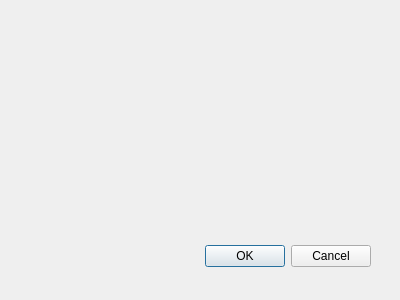
This is get_elevation_dialog_base.ui in QgisPlugins/GetElevation as Qt 5 draws it before an edit. The edited form follows.
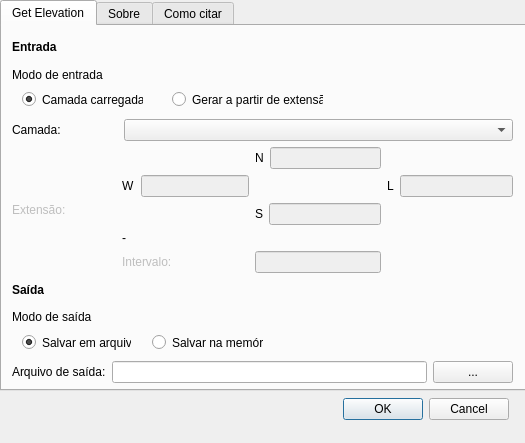
This is the edited form. Icons and pictures are not drawn.

```diff
--- a/get_elevation_dialog_base.ui
+++ b/get_elevation_dialog_base.ui
@@ -1,27 +1,510 @@
 <ui version="4.0" >
  <class>GetElevationDialogBase</class>
- <widget class="QDialog" name="GetElevationDialogBase" >
-  <property name="geometry" >
+ <widget class="QDialog" name="GetElevationDialogBase">
+  <property name="geometry">
    <rect>
     <x>0</x>
     <y>0</y>
-    <width>400</width>
-    <height>300</height>
+    <width>525</width>
+    <height>443</height>
    </rect>
   </property>
-  <property name="windowTitle" >
+  <property name="sizePolicy">
+   <sizepolicy hsizetype="Expanding" vsizetype="Expanding">
+    <horstretch>0</horstretch>
+    <verstretch>0</verstretch>
+   </sizepolicy>
+  </property>
+  <property name="minimumSize">
+   <size>
+    <width>525</width>
+    <height>443</height>
+   </size>
+  </property>
+  <property name="maximumSize">
+   <size>
+    <width>525</width>
+    <height>443</height>
+   </size>
+  </property>
+  <property name="windowTitle">
    <string>Get Elevation</string>
   </property>
-  <widget class="QDialogButtonBox" name="button_box" >
-   <property name="geometry" >
+  <property name="sizeGripEnabled">
+   <bool>false</bool>
+  </property>
+  <property name="modal">
+   <bool>false</bool>
+  </property>
+  <widget class="QTabWidget" name="tabWidget">
+   <property name="geometry">
     <rect>
-     <x>30</x>
-     <y>240</y>
-     <width>341</width>
-     <height>32</height>
+     <x>0</x>
+     <y>0</y>
+     <width>531</width>
+     <height>391</height>
     </rect>
    </property>
-   <property name="orientation" >
+   <property name="autoFillBackground">
+    <bool>false</bool>
+   </property>
+   <property name="styleSheet">
+    <string notr="true"/>
+   </property>
+   <property name="currentIndex">
+    <number>0</number>
+   </property>
+   <widget class="QWidget" name="tab">
+    <property name="styleSheet">
+     <string notr="true"/>
+    </property>
+    <attribute name="title">
+     <string>Get Elevation</string>
+    </attribute>
+    <widget class="QWidget" name="verticalLayoutWidget">
+     <property name="geometry">
+      <rect>
+       <x>10</x>
+       <y>10</y>
+       <width>501</width>
+       <height>347</height>
+      </rect>
+     </property>
+     <layout class="QVBoxLayout" name="verticalLayout_2">
+      <item>
+       <widget class="QLabel" name="label_input_title">
+        <property name="font">
+         <font>
+          <weight>75</weight>
+          <bold>true</bold>
+         </font>
+        </property>
+        <property name="text">
+         <string>Entrada</string>
+        </property>
+       </widget>
+      </item>
+      <item>
+       <widget class="QLabel" name="label_input_mode">
+        <property name="text">
+         <string>Modo de entrada</string>
+        </property>
+       </widget>
+      </item>
+      <item>
+       <widget class="QGroupBox" name="groupBox_2">
+        <property name="minimumSize">
+         <size>
+          <width>0</width>
+          <height>20</height>
+         </size>
+        </property>
+        <property name="styleSheet">
+         <string notr="true">border:none;</string>
+        </property>
+        <property name="title">
+         <string/>
+        </property>
+        <widget class="QRadioButton" name="layerInputMode">
+         <property name="geometry">
+          <rect>
+           <x>10</x>
+           <y>0</y>
+           <width>121</width>
+           <height>17</height>
+          </rect>
+         </property>
+         <property name="text">
+          <string comment="abb">Camada carregada</string>
+         </property>
+         <property name="shortcut">
+          <string/>
+         </property>
+         <property name="checked">
+          <bool>true</bool>
+         </property>
+        </widget>
+        <widget class="QRadioButton" name="extentInputMode">
+         <property name="geometry">
+          <rect>
+           <x>160</x>
+           <y>0</y>
+           <width>151</width>
+           <height>17</height>
+          </rect>
+         </property>
+         <property name="text">
+          <string comment="abb">Gerar a partir de extensão</string>
+         </property>
+         <property name="shortcut">
+          <string/>
+         </property>
+        </widget>
+       </widget>
+      </item>
+      <item>
+       <layout class="QHBoxLayout" name="horizontalLayout_3">
+        <item>
+         <widget class="QLabel" name="labelLayer">
+          <property name="enabled">
+           <bool>true</bool>
+          </property>
+          <property name="sizePolicy">
+           <sizepolicy hsizetype="Maximum" vsizetype="Preferred">
+            <horstretch>0</horstretch>
+            <verstretch>0</verstretch>
+           </sizepolicy>
+          </property>
+          <property name="text">
+           <string>Camada:                 </string>
+          </property>
+         </widget>
+        </item>
+        <item>
+         <widget class="QComboBox" name="layersInput">
+          <property name="enabled">
+           <bool>true</bool>
+          </property>
+          <property name="sizePolicy">
+           <sizepolicy hsizetype="Minimum" vsizetype="Fixed">
+            <horstretch>0</horstretch>
+            <verstretch>0</verstretch>
+           </sizepolicy>
+          </property>
+         </widget>
+        </item>
+       </layout>
+      </item>
+      <item>
+       <layout class="QHBoxLayout" name="horizontalLayout_4">
+        <item>
+         <widget class="QLabel" name="labelExtent">
+          <property name="enabled">
+           <bool>false</bool>
+          </property>
+          <property name="text">
+           <string>Extensão:               </string>
+          </property>
+         </widget>
+        </item>
+        <item>
+         <layout class="QGridLayout" name="gridLayout">
+          <item row="0" column="1">
+           <layout class="QHBoxLayout" name="horizontalLayout_7">
+            <item>
+             <widget class="QLabel" name="labelExtentN">
+              <property name="text">
+               <string>N</string>
+              </property>
+             </widget>
+            </item>
+            <item>
+             <widget class="QLineEdit" name="extentInputN">
+              <property name="enabled">
+               <bool>false</bool>
+              </property>
+             </widget>
+            </item>
+           </layout>
+          </item>
+          <item row="1" column="2">
+           <layout class="QHBoxLayout" name="horizontalLayout_9">
+            <item>
+             <widget class="QLabel" name="labelExtentL">
+              <property name="text">
+               <string>L</string>
+              </property>
+             </widget>
+            </item>
+            <item>
+             <widget class="QLineEdit" name="extentInputL">
+              <property name="enabled">
+               <bool>false</bool>
+              </property>
+             </widget>
+            </item>
+           </layout>
+          </item>
+          <item row="2" column="1">
+           <layout class="QHBoxLayout" name="horizontalLayout_8">
+            <item>
+             <widget class="QLabel" name="labelExtentS">
+              <property name="text">
+               <string>S</string>
+              </property>
+             </widget>
+            </item>
+            <item>
+             <widget class="QLineEdit" name="extentInputS">
+              <property name="enabled">
+               <bool>false</bool>
+              </property>
+             </widget>
+            </item>
+           </layout>
+          </item>
+          <item row="1" column="0">
+           <layout class="QHBoxLayout" name="horizontalLayout_10">
+            <item>
+             <widget class="QLabel" name="labelExtentW">
+              <property name="text">
+               <string>W</string>
+              </property>
+             </widget>
+            </item>
+            <item>
+             <widget class="QLineEdit" name="extentInputW">
+              <property name="enabled">
+               <bool>false</bool>
+              </property>
+             </widget>
+            </item>
+           </layout>
+          </item>
+          <item row="3" column="0">
+           <widget class="QLabel" name="label_2">
+            <property name="text">
+             <string>-</string>
+            </property>
+           </widget>
+          </item>
+          <item row="4" column="0">
+           <widget class="QLabel" name="labelExtentInterval">
+            <property name="enabled">
+             <bool>false</bool>
+            </property>
+            <property name="text">
+             <string>Intervalo:</string>
+            </property>
+           </widget>
+          </item>
+          <item row="4" column="1">
+           <widget class="QLineEdit" name="extentInputInterval">
+            <property name="enabled">
+             <bool>false</bool>
+            </property>
+           </widget>
+          </item>
+         </layout>
+        </item>
+       </layout>
+      </item>
+      <item>
+       <widget class="QLabel" name="label_output_title">
+        <property name="font">
+         <font>
+          <weight>75</weight>
+          <bold>true</bold>
+         </font>
+        </property>
+        <property name="text">
+         <string>Saída</string>
+        </property>
+       </widget>
+      </item>
+      <item>
+       <widget class="QLabel" name="label_output_mode">
+        <property name="text">
+         <string>Modo de saída</string>
+        </property>
+       </widget>
+      </item>
+      <item>
+       <widget class="QGroupBox" name="groupBox">
+        <property name="minimumSize">
+         <size>
+          <width>0</width>
+          <height>20</height>
+         </size>
+        </property>
+        <property name="styleSheet">
+         <string notr="true">border: none;</string>
+        </property>
+        <property name="title">
+         <string/>
+        </property>
+        <property name="flat">
+         <bool>false</bool>
+        </property>
+        <property name="checkable">
+         <bool>false</bool>
+        </property>
+        <widget class="QRadioButton" name="memoryOutput">
+         <property name="geometry">
+          <rect>
+           <x>140</x>
+           <y>0</y>
+           <width>111</width>
+           <height>17</height>
+          </rect>
+         </property>
+         <property name="sizePolicy">
+          <sizepolicy hsizetype="Fixed" vsizetype="Fixed">
+           <horstretch>0</horstretch>
+           <verstretch>0</verstretch>
+          </sizepolicy>
+         </property>
+         <property name="text">
+          <string comment="rss">Salvar na memória</string>
+         </property>
+         <property name="shortcut">
+          <string/>
+         </property>
+         <property name="checkable">
+          <bool>true</bool>
+         </property>
+         <property name="checked">
+          <bool>false</bool>
+         </property>
+        </widget>
+        <widget class="QRadioButton" name="fileOutput">
+         <property name="geometry">
+          <rect>
+           <x>10</x>
+           <y>0</y>
+           <width>109</width>
+           <height>17</height>
+          </rect>
+         </property>
+         <property name="sizePolicy">
+          <sizepolicy hsizetype="Fixed" vsizetype="Fixed">
+           <horstretch>0</horstretch>
+           <verstretch>0</verstretch>
+          </sizepolicy>
+         </property>
+         <property name="text">
+          <string comment="rss">Salvar em arquivo</string>
+         </property>
+         <property name="shortcut">
+          <string/>
+         </property>
+         <property name="checked">
+          <bool>true</bool>
+         </property>
+        </widget>
+       </widget>
+      </item>
+      <item>
+       <layout class="QHBoxLayout" name="horizontalLayout_11">
+        <item>
+         <widget class="QLabel" name="labelOutputFileName">
+          <property name="text">
+           <string>Arquivo de saída:</string>
+          </property>
+         </widget>
+        </item>
+        <item>
+         <widget class="QLineEdit" name="outputFileName">
+          <property name="enabled">
+           <bool>true</bool>
+          </property>
+         </widget>
+        </item>
+        <item>
+         <widget class="QPushButton" name="outputSelectFileName">
+          <property name="enabled">
+           <bool>true</bool>
+          </property>
+          <property name="sizePolicy">
+           <sizepolicy hsizetype="Minimum" vsizetype="Fixed">
+            <horstretch>0</horstretch>
+            <verstretch>0</verstretch>
+           </sizepolicy>
+          </property>
+          <property name="text">
+           <string>...</string>
+          </property>
+         </widget>
+        </item>
+       </layout>
+      </item>
+     </layout>
+    </widget>
+   </widget>
+   <widget class="QWidget" name="tab_2">
+    <attribute name="title">
+     <string>Sobre</string>
+    </attribute>
+    <widget class="QLabel" name="label_description">
+     <property name="geometry">
+      <rect>
+       <x>10</x>
+       <y>10</y>
+       <width>489</width>
+       <height>381</height>
+      </rect>
+     </property>
+     <property name="text">
+      <string>&lt;html&gt;&lt;head/&gt;&lt;body&gt;&lt;p align=&quot;justify&quot;&gt;&lt;span style=&quot; font-size:7pt;&quot;&gt;Esse plugin foi desenvolvido por Sousa et al. (2018) &lt;/span&gt;&lt;span style=&quot; font-family:'-apple-system,BlinkMacSystemFont,Segoe UI,Helvetica,Arial,sans-serif,Apple Color Emoji,Segoe UI Emoji,Segoe UI Symbol'; font-size:7pt; color:#24292e; background-color:#ffffff;&quot;&gt;para obtenção de dados de elevação da API Google Maps&lt;/span&gt;&lt;span style=&quot; font-size:7pt;&quot;&gt;. A documentação e o código fonte do plugin pode ser encontrada em &lt;/span&gt;&lt;a href=&quot;https://github.com/QgisPlugins/GetElevation&quot;&gt;&lt;span style=&quot; text-decoration: underline; color:#0000ff;&quot;&gt;https://github.com/QgisPlugins/GetElevation&lt;/span&gt;&lt;/a&gt;&lt;span style=&quot; font-size:7pt;&quot;&gt;.&lt;/span&gt;&lt;/p&gt;&lt;p align=&quot;justify&quot;&gt;&lt;span style=&quot; font-size:7pt; font-weight:600;&quot;&gt;Autor:&lt;/span&gt;&lt;/p&gt;&lt;p align=&quot;justify&quot;&gt;&lt;span style=&quot; font-size:7pt;&quot;&gt;Francisco Rodrigo Cunha de Sousa&lt;/span&gt;&lt;/p&gt;&lt;p align=&quot;justify&quot;&gt;&lt;span style=&quot; font-size:7pt; font-weight:600;&quot;&gt;Contato para suporte:&lt;/span&gt;&lt;/p&gt;&lt;p align=&quot;justify&quot;&gt;&lt;a href=&quot;rodrigofrcs@hotmail.com&quot;&gt;&lt;span style=&quot; text-decoration: underline; color:#0000ff;&quot;&gt;rodrigofrcs@hotmail.com&lt;/span&gt;&lt;/a&gt;&lt;/p&gt;&lt;p align=&quot;justify&quot;&gt;&lt;span style=&quot; font-size:7pt; font-weight:600;&quot;&gt;Repositório:&lt;/span&gt;&lt;/p&gt;&lt;p align=&quot;justify&quot;&gt;&lt;a href=&quot;https://github.com/QgisPlugins/GetElevation&quot;&gt;&lt;span style=&quot; text-decoration: underline; color:#0000ff;&quot;&gt;https://github.com/QgisPlugins/GetElevation&lt;/span&gt;&lt;/a&gt;&lt;/p&gt;&lt;p&gt;&lt;span style=&quot; font-weight:600;&quot;&gt;Fonte dos dados de elevação:&lt;/span&gt;&lt;/p&gt;&lt;p&gt;&lt;a href=&quot;http://maps.googleapis.com&quot;&gt;&lt;span style=&quot; text-decoration: underline; color:#0000ff;&quot;&gt;http://maps.googleapis.com&lt;/span&gt;&lt;/a&gt;&lt;br/&gt;&lt;/p&gt;&lt;p align=&quot;justify&quot;&gt;&lt;br/&gt;&lt;/p&gt;&lt;/body&gt;&lt;/html&gt;</string>
+     </property>
+     <property name="alignment">
+      <set>Qt::AlignLeading|Qt::AlignLeft|Qt::AlignTop</set>
+     </property>
+     <property name="wordWrap">
+      <bool>true</bool>
+     </property>
+    </widget>
+    <widget class="QLabel" name="label">
+     <property name="geometry">
+      <rect>
+       <x>110</x>
+       <y>240</y>
+       <width>291</width>
+       <height>101</height>
+      </rect>
+     </property>
+     <property name="text">
+      <string/>
+     </property>
+     <property name="pixmap">
+      <pixmap>logo.png</pixmap>
+     </property>
+     <property name="scaledContents">
+      <bool>true</bool>
+     </property>
+    </widget>
+   </widget>
+   <widget class="QWidget" name="tab_3">
+    <attribute name="title">
+     <string>Como citar</string>
+    </attribute>
+    <widget class="QLabel" name="label_description_2">
+     <property name="geometry">
+      <rect>
+       <x>10</x>
+       <y>10</y>
+       <width>489</width>
+       <height>381</height>
+      </rect>
+     </property>
+     <property name="text">
+      <string>&lt;html&gt;&lt;head/&gt;&lt;body&gt;&lt;p align=&quot;justify&quot;&gt;&lt;span style=&quot; font-size:7pt;&quot;&gt;Esse plugin foi desenvolvido por Sousa et al. (2018) &lt;/span&gt;&lt;span style=&quot; font-family:'-apple-system,BlinkMacSystemFont,Segoe UI,Helvetica,Arial,sans-serif,Apple Color Emoji,Segoe UI Emoji,Segoe UI Symbol'; font-size:7pt; color:#24292e; background-color:#ffffff;&quot;&gt;para obtenção de dados de elevação da API Google Maps&lt;/span&gt;&lt;span style=&quot; font-size:7pt;&quot;&gt;. A documentação e o código fonte do plugin pode ser encontrada em &lt;/span&gt;&lt;a href=&quot;https://github.com/QgisPlugins/GetElevation&quot;&gt;&lt;span style=&quot; text-decoration: underline; color:#0000ff;&quot;&gt;https://github.com/QgisPlugins/GetElevation&lt;/span&gt;&lt;/a&gt;&lt;span style=&quot; font-size:7pt;&quot;&gt;.&lt;/span&gt;&lt;/p&gt;&lt;p align=&quot;justify&quot;&gt;&lt;span style=&quot; font-size:7pt; font-weight:600;&quot;&gt;Get Elevation:&lt;/span&gt;&lt;/p&gt;&lt;p&gt;&lt;span style=&quot; font-size:7pt;&quot;&gt;SOUSA, F. R. C. de. Get Elevation plugin. Fortaleza, 2018.&lt;/span&gt;&lt;br/&gt;&lt;/p&gt;&lt;p align=&quot;justify&quot;&gt;&lt;br/&gt;&lt;/p&gt;&lt;/body&gt;&lt;/html&gt;</string>
+     </property>
+     <property name="alignment">
+      <set>Qt::AlignLeading|Qt::AlignLeft|Qt::AlignTop</set>
+     </property>
+     <property name="wordWrap">
+      <bool>true</bool>
+     </property>
+    </widget>
+   </widget>
+  </widget>
+  <widget class="QDialogButtonBox" name="button_box">
+   <property name="geometry">
+    <rect>
+     <x>10</x>
+     <y>380</y>
+     <width>499</width>
+     <height>58</height>
+    </rect>
+   </property>
+   <property name="sizePolicy">
+    <sizepolicy hsizetype="Expanding" vsizetype="MinimumExpanding">
+     <horstretch>0</horstretch>
+     <verstretch>0</verstretch>
+    </sizepolicy>
+   </property>
+   <property name="orientation">
     <enum>Qt::Horizontal</enum>
    </property>
    <property name="standardButtons" >
```
Left out of the diff: 29 changed lines with no effect on the pictures.
